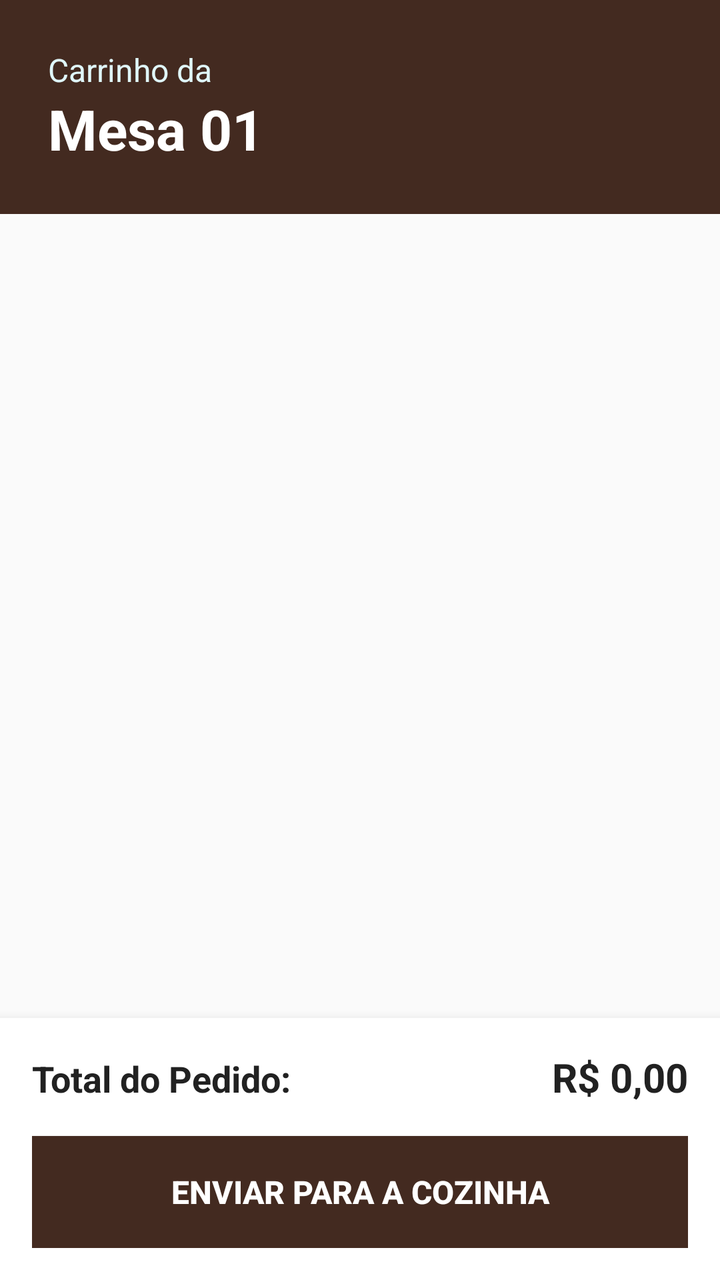
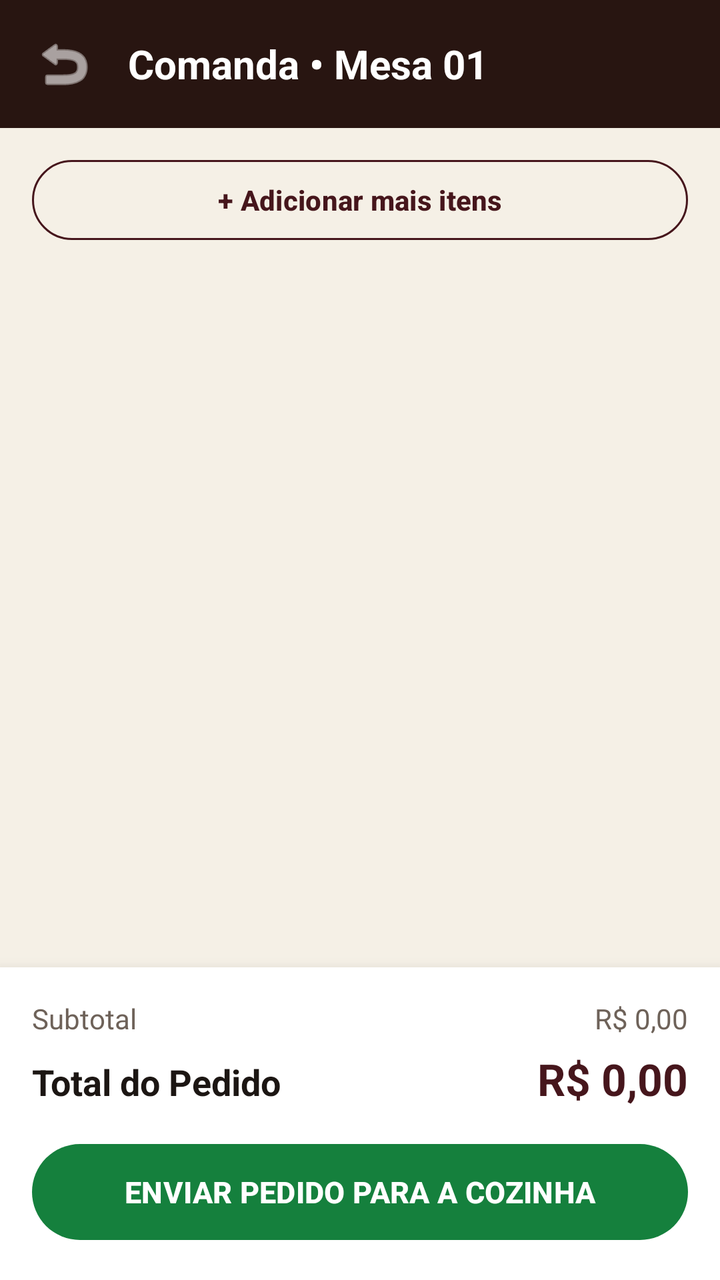

Before-and-after screenshots of an Android layout around one commit, followed by the original layout XML and the change that was made.
<!-- AndroidManifest.xml: application theme Theme.CheiroCafe -->
<!-- res/layout/activity_carrinho.xml -->
<?xml version="1.0" encoding="utf-8"?>
<LinearLayout xmlns:android="http://schemas.android.com/apk/res/android"
    android:layout_width="match_parent"
    android:layout_height="match_parent"
    android:background="#FAFAFA"
    android:orientation="vertical">

    <LinearLayout
        android:id="@+id/containerHeaderCarrinho"
        android:layout_width="match_parent"
        android:layout_height="wrap_content"
        android:background="#432A20"
        android:orientation="vertical"
        android:padding="24dp">

        <TextView
            android:layout_width="wrap_content"
            android:layout_height="wrap_content"
            android:text="Carrinho da"
            android:textColor="#E0F7FA"
            android:textSize="16sp" />

        <TextView
            android:id="@+id/txtNumeroMesaCarrinho"
            android:layout_width="wrap_content"
            android:layout_height="wrap_content"
            android:text="Mesa 01"
            android:textColor="#FFFFFF"
            android:textSize="28sp"
            android:textStyle="bold" />
    </LinearLayout>

    <androidx.recyclerview.widget.RecyclerView
        android:id="@+id/rvItensCarrinho"
        android:layout_width="match_parent"
        android:layout_height="0dp"
        android:layout_weight="1"
        android:paddingVertical="8dp"
        android:clipToPadding="false"/>

    <LinearLayout
        android:id="@+id/containerRodapeCarrinho"
        android:layout_width="match_parent"
        android:layout_height="wrap_content"
        android:background="#FFFFFF"
        android:elevation="8dp"
        android:orientation="vertical"
        android:padding="16dp">

        <LinearLayout
            android:layout_width="match_parent"
            android:layout_height="wrap_content"
            android:orientation="horizontal"
            android:layout_marginBottom="16dp">

            <TextView
                android:layout_width="0dp"
                android:layout_height="wrap_content"
                android:layout_weight="1"
                android:text="Total do Pedido:"
                android:textColor="#212121"
                android:textSize="18sp"
                android:textStyle="bold" />

            <TextView
                android:id="@+id/txtTotalCarrinho"
                android:layout_width="wrap_content"
                android:layout_height="wrap_content"
                android:text="R$ 0,00"
                android:textColor="#212121"
                android:textSize="20sp"
                android:textStyle="bold" />
        </LinearLayout>

        <androidx.appcompat.widget.AppCompatButton
            android:id="@+id/btnEnviarPedidoCozinha"
            android:layout_width="match_parent"
            android:layout_height="56dp"
            android:background="#432A20"
            android:text="Enviar para a Cozinha"
            android:textColor="#FFFFFF"
            android:textSize="16sp"
            android:textStyle="bold" />
    </LinearLayout>

</LinearLayout>
<!-- resources referenced by this layout -->
<resources>
  <style name="Theme.CheiroCafe" parent="Base.Theme.CheiroCafe" />
  <style name="Base.Theme.CheiroCafe" parent="Theme.Material3.DayNight.NoActionBar">
          
          
      </style>
</resources>

<!-- the commit's change to res/layout/activity_carrinho.xml (unified diff, before → after) -->
@@ -1,64 +1,120 @@
 <?xml version="1.0" encoding="utf-8"?>
 <LinearLayout xmlns:android="http://schemas.android.com/apk/res/android"
+    xmlns:app="http://schemas.android.com/apk/res-auto"
+    android:id="@+id/rootCarrinho"
     android:layout_width="match_parent"
     android:layout_height="match_parent"
-    android:background="#FAFAFA"
+    android:background="@color/surface_background"
     android:orientation="vertical">
 
+    
     <LinearLayout
         android:id="@+id/containerHeaderCarrinho"
         android:layout_width="match_parent"
         android:layout_height="wrap_content"
-        android:background="#432A20"
-        android:orientation="vertical"
-        android:padding="24dp">
+        android:background="@color/coffee_dark"
+        android:gravity="center_vertical"
+        android:orientation="horizontal"
+        android:paddingStart="8dp"
+        android:paddingTop="8dp"
+        android:paddingEnd="16dp"
+        android:paddingBottom="8dp">
 
-        <TextView
-            android:layout_width="wrap_content"
-            android:layout_height="wrap_content"
-            android:text="Carrinho da"
-            android:textColor="#E0F7FA"
-            android:textSize="16sp" />
+        <ImageButton
+            android:id="@+id/ibVoltarCarrinho"
+            android:layout_width="48dp"
+            android:layout_height="48dp"
+            android:background="?android:attr/selectableItemBackgroundBorderless"
+            android:contentDescription="Voltar"
+            android:src="@android:drawable/ic_menu_revert"
+            app:tint="@color/white" />
 
         <TextView
             android:id="@+id/txtNumeroMesaCarrinho"
-            android:layout_width="wrap_content"
+            android:layout_width="0dp"
             android:layout_height="wrap_content"
-            android:text="Mesa 01"
-            android:textColor="#FFFFFF"
-            android:textSize="28sp"
+            android:layout_marginStart="8dp"
+            android:layout_weight="1"
+            android:ellipsize="end"
+            android:maxLines="1"
+            android:text="Comanda • Mesa 01"
+            android:textColor="@color/white"
+            android:textSize="20sp"
             android:textStyle="bold" />
     </LinearLayout>
+
+    
+    <com.google.android.material.button.MaterialButton
+        android:id="@+id/btnAdicionarMaisItens"
+        style="@style/Widget.Material3.Button.OutlinedButton"
+        android:layout_width="match_parent"
+        android:layout_height="48dp"
+        android:layout_marginStart="16dp"
+        android:layout_marginTop="12dp"
+        android:layout_marginEnd="16dp"
+        android:text="+ Adicionar mais itens"
+        android:textAllCaps="false"
+        android:textColor="@color/coffee_primary"
+        android:textSize="14sp"
+        android:textStyle="bold"
+        app:cornerRadius="24dp"
+        app:strokeColor="@color/coffee_primary"
+        app:strokeWidth="1dp" />
 
     <androidx.recyclerview.widget.RecyclerView
         android:id="@+id/rvItensCarrinho"
         android:layout_width="match_parent"
         android:layout_height="0dp"
         android:layout_weight="1"
-        android:paddingVertical="8dp"
-        android:clipToPadding="false"/>
+        android:clipToPadding="false"
+        android:paddingVertical="8dp" />
 
+    
     <LinearLayout
         android:id="@+id/containerRodapeCarrinho"
         android:layout_width="match_parent"
         android:layout_height="wrap_content"
-        android:background="#FFFFFF"
-        android:elevation="8dp"
+        android:background="@color/surface_card"
+        android:elevation="10dp"
         android:orientation="vertical"
         android:padding="16dp">
 
         <LinearLayout
             android:layout_width="match_parent"
             android:layout_height="wrap_content"
-            android:orientation="horizontal"
-            android:layout_marginBottom="16dp">
+            android:orientation="horizontal">
+
+            <TextView
+                android:id="@+id/txtResumoItensCarrinho"
+                android:layout_width="0dp"
+                android:layout_height="wrap_content"
+                android:layout_weight="1"
+                android:text="Subtotal"
+                android:textColor="@color/text_secondary"
+                android:textSize="14sp" />
+
+            <TextView
+                android:id="@+id/txtSubtotalCarrinho"
+                android:layout_width="wrap_content"
+                android:layout_height="wrap_content"
+                android:text="R$ 0,00"
+                android:textColor="@color/text_secondary"
+                android:textSize="14sp" />
+        </LinearLayout>
+
+        <LinearLayout
+            android:layout_width="match_parent"
+            android:layout_height="wrap_content"
+            android:layout_marginTop="6dp"
+            android:layout_marginBottom="14dp"
+            android:orientation="horizontal">
 
             <TextView
                 android:layout_width="0dp"
                 android:layout_height="wrap_content"
                 android:layout_weight="1"
-                android:text="Total do Pedido:"
-                android:textColor="#212121"
+                android:text="Total do Pedido"
+                android:textColor="@color/text_primary"
                 android:textSize="18sp"
                 android:textStyle="bold" />
 
@@ -67,20 +123,20 @@
                 android:layout_width="wrap_content"
                 android:layout_height="wrap_content"
                 android:text="R$ 0,00"
-                android:textColor="#212121"
-                android:textSize="20sp"
+                android:textColor="@color/coffee_primary"
+                android:textSize="22sp"
                 android:textStyle="bold" />
         </LinearLayout>
 
-        <androidx.appcompat.widget.AppCompatButton
+        <com.google.android.material.button.MaterialButton
             android:id="@+id/btnEnviarPedidoCozinha"
             android:layout_width="match_parent"
             android:layout_height="56dp"
-            android:background="#432A20"
-            android:text="Enviar para a Cozinha"
-            android:textColor="#FFFFFF"
-            android:textSize="16sp"
-            android:textStyle="bold" />
+            android:text="ENVIAR PEDIDO PARA A COZINHA"
+            android:textColor="@color/white"
+            android:textSize="15sp"
+            android:textStyle="bold"
+            app:backgroundTint="@color/action_confirm"
+            app:cornerRadius="28dp" />
     </LinearLayout>
-
 </LinearLayout>
<!-- resource entries referenced after the edit -->
@@ -1,9 +1,44 @@
 <!-- resources referenced by this layout -->
 <resources>
+  <color name="action_confirm">#15803D</color>
+  <color name="coffee_dark">#281511</color>
+  <color name="coffee_primary">#46161C</color>
+  <color name="surface_background">#F5F0E6</color>
+  <color name="surface_card">#FFFFFF</color>
+  <color name="text_primary">#1C1613</color>
+  <color name="text_secondary">#6E6259</color>
+  <color name="white">#FFFFFFFF</color>
   <style name="Theme.CheiroCafe" parent="Base.Theme.CheiroCafe" />
   <style name="Base.Theme.CheiroCafe" parent="Theme.Material3.DayNight.NoActionBar">
-          
-          
+          <item name="colorPrimary">@color/coffee_primary</item>
+          <item name="colorOnPrimary">@color/white</item>
+          <item name="colorPrimaryContainer">@color/surface_badge_warm</item>
+          <item name="colorOnPrimaryContainer">@color/coffee_primary</item>
+  
+          <item name="colorSecondary">@color/coffee_dark</item>
+          <item name="colorOnSecondary">@color/white</item>
+          <item name="colorSecondaryContainer">@color/surface_pill_inactive</item>
+          <item name="colorOnSecondaryContainer">@color/coffee_dark</item>
+          <item name="colorTertiary">@color/coffee_accent</item>
+          <item name="colorOnTertiary">@color/white</item>
+  
+          <item name="android:colorBackground">@color/surface_background</item>
+          <item name="colorSurface">@color/surface_card</item>
+          <item name="colorOnSurface">@color/text_primary</item>
+          <item name="colorSurfaceVariant">@color/surface_pill_inactive</item>
+          <item name="colorOnSurfaceVariant">@color/text_secondary</item>
+          <item name="colorOutline">@color/stroke_subtle</item>
+  
+          <item name="colorControlActivated">@color/coffee_primary</item>
+          <item name="colorControlHighlight">@color/surface_badge_warm</item>
+  
+          <item name="android:statusBarColor">@color/coffee_header</item>
+          <item name="android:navigationBarColor">@color/surface_background</item>
       </style>
+  <color name="surface_badge_warm">#EAE0D5</color>
+  <color name="surface_pill_inactive">#EAE0D5</color>
+  <color name="coffee_accent">#C87D32</color>
+  <color name="stroke_subtle">#E6DDD2</color>
+  <color name="coffee_header">#46141A</color>
 </resources>
 
